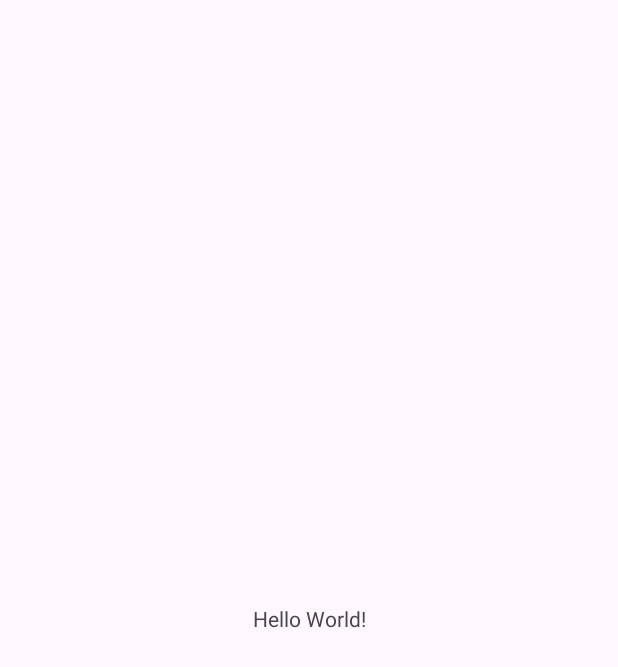
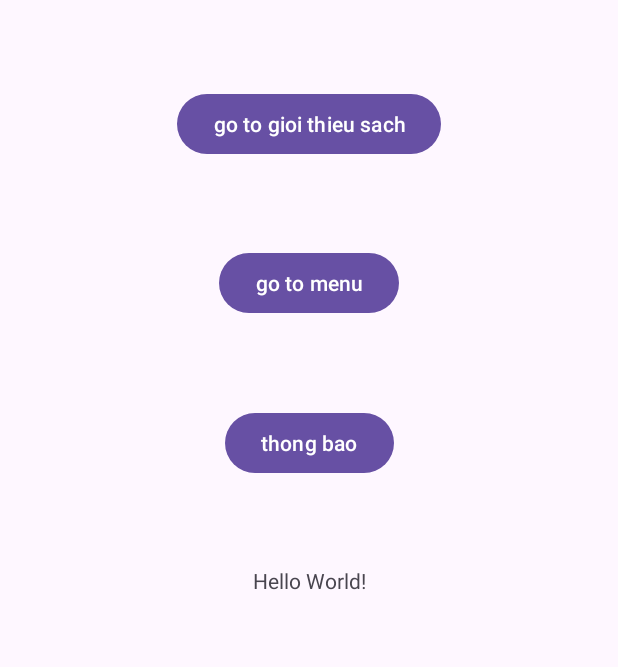
Before and after one commit to Nguyendao0/App-doc-sach-Android-nhom6-sangT2, an Android app: the screen it shows after launch (MainActivity), on a phone screen of 412 x 824 dp. Before the commit the part shown is almost empty. Shown: the top 667 px of the screen. Run offline under Robolectric (Android 15) with nearby library versions, the phone set to English and light mode, and no system bars.

Commit message:
activity

```diff
--- a/app/src/main/res/layout/activity_main.xml
+++ b/app/src/main/res/layout/activity_main.xml
@@ -7,12 +7,47 @@
     tools:context=".MainActivity">
 
     <TextView
+        android:id="@+id/textView"
         android:layout_width="wrap_content"
         android:layout_height="wrap_content"
         android:text="Hello World!"
         app:layout_constraintBottom_toBottomOf="parent"
         app:layout_constraintEnd_toEndOf="parent"
         app:layout_constraintStart_toStartOf="parent"
+        app:layout_constraintTop_toTopOf="parent"
+        app:layout_constraintVertical_bias="0.469" />
+
+    <Button
+        android:id="@+id/btn_gotomenu"
+        android:layout_width="wrap_content"
+        android:layout_height="wrap_content"
+        android:text="go to menu"
+        android:onClick="goToMenu"
+        app:layout_constraintBottom_toTopOf="@+id/textView"
+        app:layout_constraintEnd_toEndOf="parent"
+        app:layout_constraintStart_toStartOf="parent"
         app:layout_constraintTop_toTopOf="parent" />
 
+    <Button
+        android:id="@+id/btn_gotogioithieusach"
+        android:layout_width="wrap_content"
+        android:layout_height="wrap_content"
+        android:onClick="goToGioiThieuSach"
+        android:text="go to gioi thieu sach"
+        app:layout_constraintBottom_toTopOf="@+id/btn_gotomenu"
+        app:layout_constraintEnd_toEndOf="parent"
+        app:layout_constraintStart_toStartOf="parent"
+        app:layout_constraintTop_toTopOf="parent" />
+
+    <Button
+        android:id="@+id/btn_thongbao"
+        android:layout_width="wrap_content"
+        android:layout_height="wrap_content"
+        android:onClick="ThongBao"
+        android:text="thong bao"
+        app:layout_constraintBottom_toTopOf="@+id/textView"
+        app:layout_constraintEnd_toEndOf="parent"
+        app:layout_constraintStart_toStartOf="parent"
+        app:layout_constraintTop_toBottomOf="@+id/btn_gotomenu" />
+
 </androidx.constraintlayout.widget.ConstraintLayout>
```
Also changed, not shown: app/src/main/AndroidManifest.xml (+9 -0 lines), app/src/main/java/com/example/helloworldjava/GioiThieuSach/BookDetailActivity.java (added, +16 -0 lines), app/src/main/java/com/example/helloworldjava/GioiThieuSach/Comment.java (added, +21 -0 lines), app/src/main/java/com/example/helloworldjava/GioiThieuSach/CommentAdapter.java (added, +54 -0 lines), app/src/main/java/com/example/helloworldjava/MainActivity.java (+20 -0 lines), app/src/main/java/com/example/helloworldjava/Menu/HomeFragment.java (added, +8 -0 lines), app/src/main/java/com/example/helloworldjava/Menu/MenuActivity.java (added, +16 -0 lines), app/src/main/java/com/example/helloworldjava/Thongbao/Noitification.java (added, +16 -0 lines), app/src/main/res/layout/introduce_book.xml (+13 -10 lines), app/src/main/res/layout/menu_layout.xml (+37 -31 lines), app/src/main/res/layout/notification_layout.xml (+19 -39 lines), app/src/main/res/drawable/ic_menu_dots.png (added), app/src/main/res/drawable/ic_menu_ngang.png (added).
